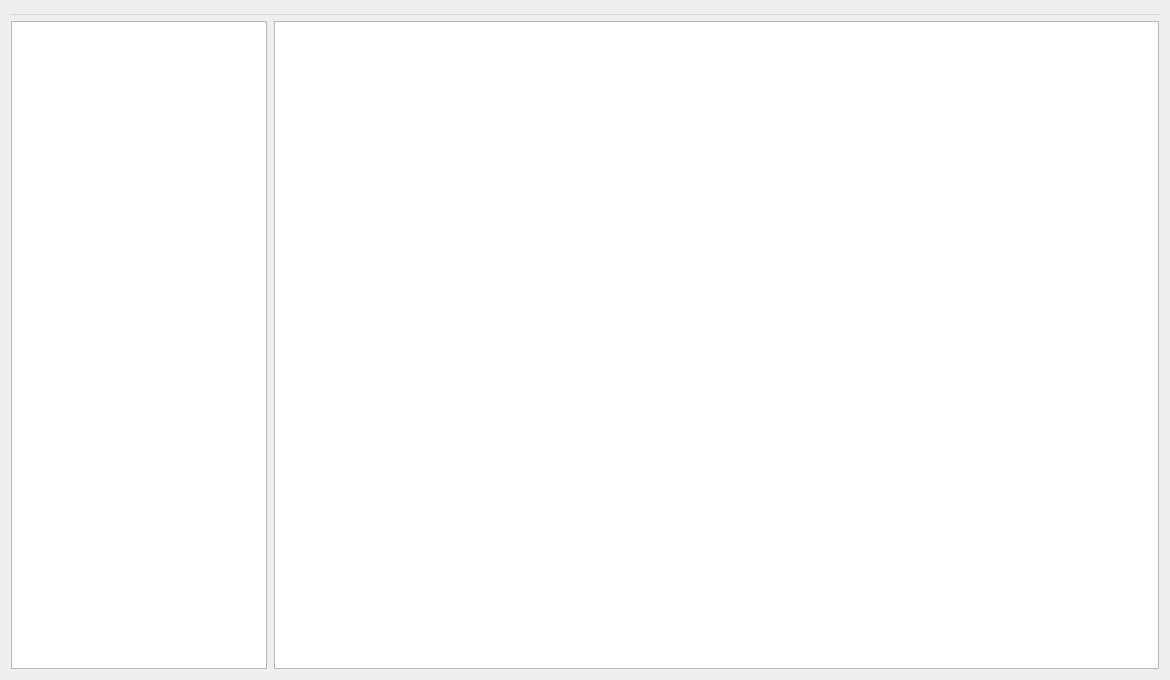
First picture: the form in src/Notepad/Notepad.ui, repository EntityBug/Notepad, before the edit.
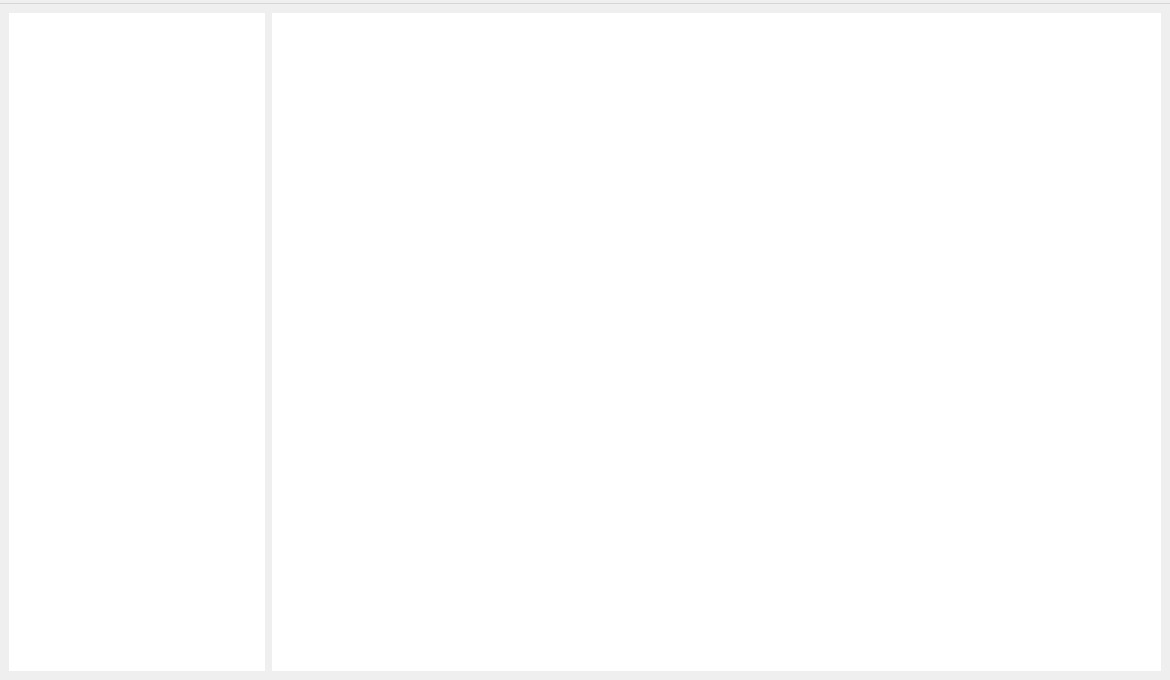
Second picture: the form after the edit.

Commit message: fix: 搜索时若点击取消，将不弹出对话框

The edit to the form file:
```diff
--- a/src/Notepad/Notepad.ui
+++ b/src/Notepad/Notepad.ui
@@ -21,9 +21,45 @@
   <property name="windowTitle">
    <string/>
   </property>
-  <layout class="QGridLayout" name="gridLayout">
-   <item row="0" column="0">
+  <property name="styleSheet">
+   <string notr="true">QMenu {background-color: rgb(240, 240, 240);}
+QMenu:selected {
+	color: rgb(0, 136, 221);
+	border-color: rgb(128, 128, 128);
+}
+
+</string>
+  </property>
+  <layout class="QVBoxLayout" name="verticalLayout">
+   <property name="spacing">
+    <number>0</number>
+   </property>
+   <property name="leftMargin">
+    <number>0</number>
+   </property>
+   <property name="topMargin">
+    <number>0</number>
+   </property>
+   <property name="rightMargin">
+    <number>0</number>
+   </property>
+   <property name="bottomMargin">
+    <number>0</number>
+   </property>
+   <item>
     <widget class="QMenuBar" name="menubar">
+     <property name="sizePolicy">
+      <sizepolicy hsizetype="Preferred" vsizetype="Preferred">
+       <horstretch>0</horstretch>
+       <verstretch>0</verstretch>
+      </sizepolicy>
+     </property>
+     <property name="autoFillBackground">
+      <bool>false</bool>
+     </property>
+     <property name="defaultUp">
+      <bool>false</bool>
+     </property>
      <property name="nativeMenuBar">
       <bool>true</bool>
      </property>
@@ -74,26 +110,45 @@
      <addaction name="menuHelp"/>
     </widget>
    </item>
-   <item row="1" column="0">
-    <layout class="QHBoxLayout" name="horizontalLayout_2">
+   <item>
+    <layout class="QHBoxLayout" name="horizontalLayout">
+     <property name="spacing">
+      <number>7</number>
+     </property>
+     <property name="sizeConstraint">
+      <enum>QLayout::SetDefaultConstraint</enum>
+     </property>
+     <property name="leftMargin">
+      <number>9</number>
+     </property>
+     <property name="topMargin">
+      <number>9</number>
+     </property>
+     <property name="rightMargin">
+      <number>9</number>
+     </property>
+     <property name="bottomMargin">
+      <number>9</number>
+     </property>
+     <item alignment="Qt::AlignLeft">
+      <widget class="QTreeView" name="treeView">
+       <property name="frameShape">
+        <enum>QFrame::NoFrame</enum>
+       </property>
+       <property name="frameShadow">
+        <enum>QFrame::Plain</enum>
+       </property>
+      </widget>
+     </item>
      <item>
-      <layout class="QHBoxLayout" name="horizontalLayout">
-       <property name="spacing">
-        <number>7</number>
+      <widget class="QTextEdit" name="textEdit">
+       <property name="frameShape">
+        <enum>QFrame::NoFrame</enum>
        </property>
-       <property name="sizeConstraint">
-        <enum>QLayout::SetDefaultConstraint</enum>
+       <property name="frameShadow">
+        <enum>QFrame::Plain</enum>
        </property>
-       <property name="leftMargin">
-        <number>0</number>
-       </property>
-       <item alignment="Qt::AlignLeft">
-        <widget class="QTreeView" name="treeView"/>
-       </item>
-       <item>
-        <widget class="QTextEdit" name="textEdit"/>
-       </item>
-      </layout>
+      </widget>
      </item>
     </layout>
    </item>
```
Left out of the diff: 104 changed lines with no effect on the pictures. The commit also changes 2 other files.
